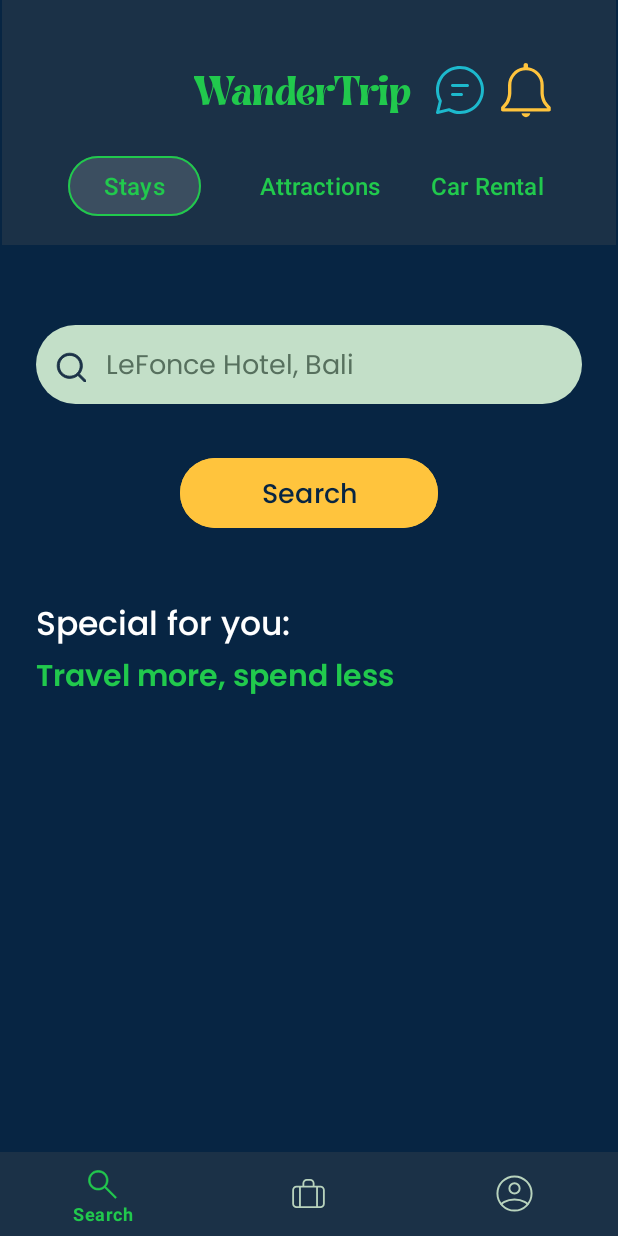
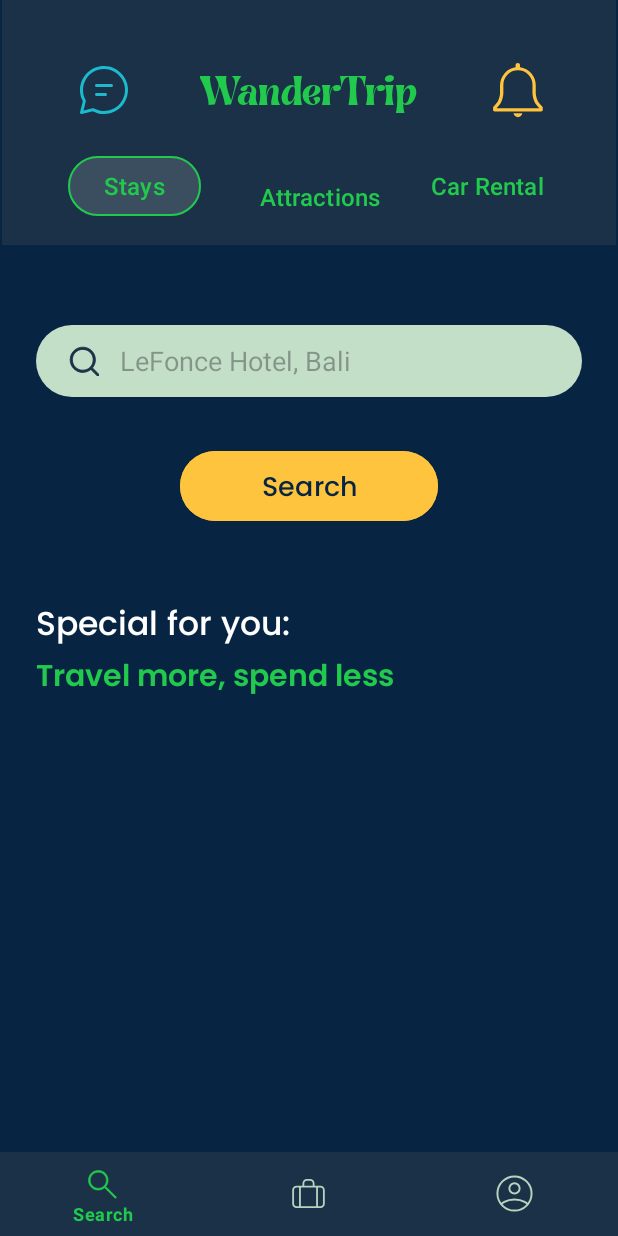
Before and after one commit to Robieeee/ProjectSemes5, an Android app: the layout activity_home.xml on its own in the app's theme, with its tools: preview values and no code run, on a phone screen of 412 x 824 dp. Run offline under Robolectric (Android 15) with nearby library versions, the phone set to English and light mode, and no system bars.

Commit message:
Search Function

```diff
--- a/app/src/main/java/com/example/projectsemes5/HomeActivity.java
+++ b/app/src/main/java/com/example/projectsemes5/HomeActivity.java
@@ -1,6 +1,7 @@
 package com.example.projectsemes5;
 
 import androidx.appcompat.app.AppCompatActivity;
+import androidx.appcompat.widget.SearchView;
 import androidx.recyclerview.widget.LinearLayoutManager;
 import androidx.recyclerview.widget.RecyclerView;
 
@@ -23,7 +24,7 @@ public class HomeActivity extends AppCompatActivity {
     ImageView chatIcon;
     RecyclerView discountsRecycler;
     DiscountsAdapter discountsAdapter;
-    EditText searchET;
+    SearchView searchET;
 
 
 
@@ -51,7 +52,7 @@ public class HomeActivity extends AppCompatActivity {
         searchBtn.setOnClickListener(new View.OnClickListener(){
             @Override
             public void onClick(View view) {
-                String searchedKey = searchET.getText().toString();
+                String searchedKey = searchET.getQuery().toString();
                 Intent goToSearch = new Intent(HomeActivity.this, SearchActivity.class);
                 goToSearch.putExtra("searchedKeyId", searchedKey);
                 startActivity(goToSearch);
--- a/app/src/main/java/com/example/projectsemes5/HotelDetails.java
+++ b/app/src/main/java/com/example/projectsemes5/HotelDetails.java
@@ -13,12 +13,15 @@ import android.view.View;
 import android.view.WindowManager;
 import android.view.animation.Animation;
 import android.view.animation.AnimationUtils;
+import android.widget.ImageButton;
 import android.widget.ImageView;
 import android.widget.RatingBar;
 import android.widget.TextView;
 
 public class HotelDetails extends AppCompatActivity {
-    ImageView second_back_arrow, second_arrow_up;
+    ImageView second_arrow_up;
+
+    ImageButton second_back_arrow;
     TextView second_title, second_subtitle, second_rating_number, second_rating_number2, more_details;
     RatingBar second_ratingbar;
     Animation from_left, from_right, from_bottom;
--- a/app/src/main/java/com/example/projectsemes5/adapter/HotelsAdapter.java
+++ b/app/src/main/java/com/example/projectsemes5/adapter/HotelsAdapter.java
@@ -18,6 +18,7 @@ import com.example.projectsemes5.model.HotelData;
 import com.example.projectsemes5.R;
 import com.example.projectsemes5.model.HotelData;
 
+import java.util.ArrayList;
 import java.util.List;
 
 public class HotelsAdapter extends RecyclerView.Adapter<HotelsAdapter.MyViewHolder> {
@@ -67,6 +68,11 @@ public class HotelsAdapter extends RecyclerView.Adapter<HotelsAdapter.MyViewHold
         return hotelDataList.size();
     }
 
+    public void searchData(ArrayList<HotelData> searchList){
+        hotelDataList = searchList;
+        notifyDataSetChanged();
+    }
+
     public static class MyViewHolder extends RecyclerView.ViewHolder{
         ImageView hotelImg;
         TextView hotelName, hotelLocation, hotelPrice;
--- a/app/src/main/res/drawable/ic_up_arrow.xml
+++ b/app/src/main/res/drawable/ic_up_arrow.xml
@@ -7,6 +7,6 @@
       android:pathData="M1.415,10.418l9,-9 9,9"
       android:strokeWidth="2"
       android:fillColor="#00000000"
-      android:strokeColor="#fff"
+      android:strokeColor="@color/white"
       android:strokeLineCap="round"/>
 </vector>
--- a/app/src/main/res/layout/activity_home.xml
+++ b/app/src/main/res/layout/activity_home.xml
@@ -20,7 +20,7 @@
             android:id="@+id/logoTV"
             android:layout_width="wrap_content"
             android:layout_height="wrap_content"
-            android:layout_marginStart="128dp"
+            android:layout_marginStart="132dp"
             android:layout_marginTop="43dp"
             android:fontFamily="@font/brasika"
             android:text="WanderTrip"
@@ -53,7 +53,7 @@
             android:layout_width="wrap_content"
             android:layout_height="wrap_content"
             android:layout_marginStart="15dp"
-            android:layout_marginTop="20dp"
+            android:layout_marginTop="27dp"
             android:background="@android:color/transparent"
             android:backgroundTintMode="src_in"
             android:text="Attractions"
@@ -80,12 +80,14 @@
             android:id="@+id/chatBtn"
             android:layout_width="48dp"
             android:layout_height="48dp"
-            android:layout_marginStart="8dp"
+            android:layout_marginStart="44dp"
             android:layout_marginTop="36dp"
+            android:layout_marginEnd="40dp"
             android:backgroundTint="@android:color/transparent"
             android:contentDescription="chat icon"
             android:padding="10dp"
-            app:layout_constraintStart_toEndOf="@+id/logoTV"
+            app:layout_constraintEnd_toStartOf="@+id/logoTV"
+            app:layout_constraintStart_toStartOf="parent"
             app:layout_constraintTop_toTopOf="parent"
             app:srcCompat="@drawable/chat_icon" />
 
@@ -93,14 +95,14 @@
             android:id="@+id/notifBtn"
             android:layout_width="48dp"
             android:layout_height="48dp"
+            android:layout_marginStart="42dp"
             android:layout_marginTop="36dp"
-            android:layout_marginEnd="36dp"
+            android:layout_marginEnd="41dp"
             android:backgroundTint="@android:color/transparent"
             android:contentDescription="notification icon"
             android:padding="10dp"
             app:layout_constraintEnd_toEndOf="parent"
-            app:layout_constraintHorizontal_bias="1.0"
-            app:layout_constraintStart_toEndOf="@+id/chatBtn"
+            app:layout_constraintStart_toEndOf="@+id/logoTV"
             app:layout_constraintTop_toTopOf="parent"
             app:srcCompat="@drawable/notif_icon" />
 
@@ -135,8 +137,8 @@
             android:id="@+id/discountsRV"
             android:layout_width="0dp"
             android:layout_height="wrap_content"
-            android:layout_marginStart="24dp"
-            android:layout_marginEnd="24dp"
+            android:layout_marginStart="16dp"
+            android:layout_marginEnd="16dp"
             app:layout_constraintBottom_toBottomOf="parent"
             app:layout_constraintEnd_toEndOf="parent"
             app:layout_constraintStart_toStartOf="parent"
@@ -169,23 +171,16 @@
         app:layout_constraintTop_toBottomOf="@+id/topConstraint"
         android:fontFamily="@font/poppins_medium"/>
 
-    <EditText
+    <androidx.appcompat.widget.SearchView
         android:id="@+id/search_barET"
         android:layout_width="0dp"
         android:layout_height="wrap_content"
         android:layout_marginStart="24dp"
         android:layout_marginTop="53dp"
         android:layout_marginEnd="24dp"
+        android:layout_marginBottom="16dp"
+        android:queryHint="LeFonce Hotel, Bali"
         android:background="@drawable/searchbar_style"
-        android:drawableLeft="@drawable/searchbar_icon"
-        android:drawablePadding="13dp"
-        android:ems="10"
-        android:hint="LeFonce Hotel, Bali"
-        android:inputType="text"
-        android:paddingRight="13dp"
-        android:paddingLeft="13dp"
-        android:paddingTop="13dp"
-        android:paddingBottom="9dp"
         android:textColor="@color/primary_bg"
         android:textColorHint="@color/hint_text"
         android:textSize="18sp"
@@ -193,7 +188,12 @@
         app:layout_constraintHorizontal_bias="0.0"
         app:layout_constraintStart_toStartOf="parent"
         app:layout_constraintTop_toBottomOf="@+id/topConstraint"
-        android:fontFamily="@font/poppins_regular"/>
+        app:queryBackground="@android:color/transparent"
+        app:queryHint="LeFonce Hotel, Bali"
+        app:iconifiedByDefault="false"
+        app:fontFamily="@font/poppins_regular"
+        app:searchIcon="@drawable/searchbar_icon"
+        app:defaultQueryHint="LeFonce Hotel, Bali"/>
 
     <Button
         android:id="@+id/searchBtn"
```
Also changed, not shown: app/src/main/java/com/example/projectsemes5/SearchActivity.java (+29 -4 lines), app/src/main/java/com/example/projectsemes5/hoteldetails2.java (+11 -0 lines), app/src/main/res/layout/activity_hotel_details.xml (+16 -13 lines), app/src/main/res/layout/activity_search.xml (+8 -5 lines).
